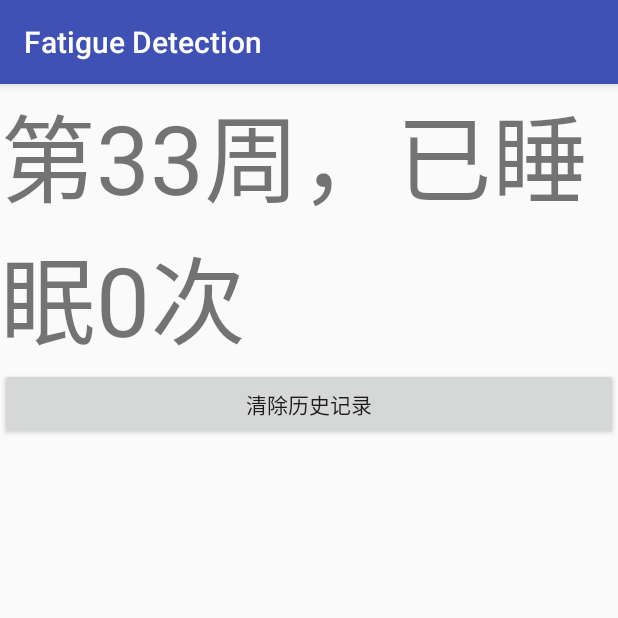
After one commit to Ekko22/Fatigue_Driving_Assistance, an Android app: the DisplayFatigueTimes screen opened directly, with no data from a screen before it, on a phone screen of 412 x 824 dp, the top half of it. The commit adds this screen. Run offline under Robolectric (Android 15) with nearby library versions, the phone set to English and light mode, and no system bars; 1 statement that could not run was skipped.

Commit message:
times counts

```diff
--- a/app/src/main/java/com/martin/ads/omoshiroi/HomeActivity.java
+++ b/app/src/main/java/com/martin/ads/omoshiroi/HomeActivity.java
@@ -11,6 +11,7 @@ import android.support.v7.app.AppCompatActivity;
 import android.view.View;
 import android.widget.Toast;
 
+import com.martin.ads.omoshiroilib.debug.lab.DisplayFatigueTimes;
 import com.martin.ads.omoshiroilib.debug.lab.FilterThumbActivity;
 import com.martin.ads.omoshiroilib.debug.teststmobile.FaceCollectActivity;
 import com.martin.ads.omoshiroilib.ui.CameraPreviewActivity;
@@ -69,7 +70,7 @@ public class HomeActivity extends AppCompatActivity implements View.OnClickListe
                 intent.setClass(HomeActivity.this, FaceCollectActivity.class);
                 break;
             case R.id.debug_btn:
-                intent.setClass(HomeActivity.this, FilterThumbActivity.class);
+                intent.setClass(HomeActivity.this, DisplayFatigueTimes.class);
                 break;
 //            case R.id.test_faceu_btn:
 //                intent.setClass(HomeActivity.this, TestFaceUActivity.class);
--- a/omoshiroilib/src/main/AndroidManifest.xml
+++ b/omoshiroilib/src/main/AndroidManifest.xml
@@ -10,6 +10,7 @@
         <activity android:name=".debug.lab.FilterThumbActivity"/>
         <activity android:name=".debug.teststmobile.MultitrackerActivity"/>
         <activity android:name=".debug.teststmobile.FaceCollectActivity"/>
+        <activity android:name=".debug.lab.DisplayFatigueTimes"/>
         <activity
             android:name="com.martin.ads.testfaceu.faceu.ui.TestFaceUActivity"
             android:label="@string/app_name"
--- /dev/null
+++ b/omoshiroilib/src/main/java/com/martin/ads/omoshiroilib/debug/lab/DisplayFatigueTimes.java
@@ -0,0 +1,69 @@
+package com.martin.ads.omoshiroilib.debug.lab;
+
+import android.database.Cursor;
+import android.database.sqlite.SQLiteDatabase;
+import android.os.Bundle;
+import android.support.v7.app.AppCompatActivity;
+import android.view.View;
+import android.widget.TextView;
+import com.martin.ads.omoshiroilib.R;
+
+import java.util.Calendar;
+
+public class DisplayFatigueTimes extends AppCompatActivity {
+
+    SQLiteDatabase db;
+
+    static DisplayFatigueTimes instance = null;
+
+    int curWeekTimes;
+
+    int week;
+
+    TextView tips;
+
+    @Override
+    protected void onCreate(Bundle savedInstanceState) {
+        super.onCreate(savedInstanceState);
+        //初始化数据库
+        db = openOrCreateDatabase("fatigue.db", MODE_PRIVATE, null);
+        db.execSQL("create table if not exists fatigue (id integer primary key autoincrement, week integer, times integer)");
+        week=getWeek();
+        curWeekTimes=getCurWeekTimes();
+        instance = this;
+        //设置布局
+        setContentView(R.layout.debug_fatigue_times);
+        tips = (TextView) findViewById(R.id.sleep_times);
+        tips.setText("第"+week+"周，已睡眠"+curWeekTimes+"次");
+        findViewById(R.id.clear_button).setOnClickListener(new View.OnClickListener() {
+            @Override
+            public void onClick(View v) {
+                //如果表中有数据，则清空表
+                Cursor cursor = db.rawQuery("select * from fatigue", null);
+                if (cursor.moveToFirst()) {
+                    db.execSQL("delete from fatigue");
+                    tips.setText("数据已清空");
+                }else {
+                    tips.setText("没有数据");
+                }
+            }
+        });
+
+    }
+    //查询当前周疲劳次数
+    private int getCurWeekTimes() {
+        Cursor cursor = db.rawQuery("select * from fatigue where week = ?", new String[]{String.valueOf(week)});
+        if (cursor.moveToFirst()) {
+            curWeekTimes = cursor.getInt(cursor.getColumnIndex("times"));
+        }else {
+            curWeekTimes = 0;
+            tips.setText("您本周还未进行过疲劳检测！");
+        }
+        return curWeekTimes;
+    }
+    private int getWeek() {
+        Calendar cal = Calendar.getInstance();
+        return cal.get(Calendar.WEEK_OF_YEAR);
+    }
+
+}
--- a/omoshiroilib/src/main/java/com/martin/ads/omoshiroilib/debug/lab/FilterThumbActivity.java
+++ b/omoshiroilib/src/main/java/com/martin/ads/omoshiroilib/debug/lab/FilterThumbActivity.java
@@ -24,12 +24,16 @@ public class FilterThumbActivity extends AppCompatActivity {
     @Override
     protected void onCreate(Bundle savedInstanceState) {
         super.onCreate(savedInstanceState);
+        //设置布局
         setContentView(R.layout.debug_filter_thumb);
+        //获取控件
 
         findViewById(R.id.generate_thumb).setOnClickListener(new View.OnClickListener() {
             @Override
             public void onClick(View v) {
+                //生成缩略图
                 FilterResourceHelper.logAllFilters();
+                //跳转到下一个界面
                 FilterResourceHelper.generateFilterThumbs(FilterThumbActivity.this,false);
             }
         });
--- a/omoshiroilib/src/main/java/com/martin/ads/omoshiroilib/debug/teststmobile/FaceCollectActivity.java
+++ b/omoshiroilib/src/main/java/com/martin/ads/omoshiroilib/debug/teststmobile/FaceCollectActivity.java
@@ -170,12 +170,12 @@ public class FaceCollectActivity extends Activity {
                     } else {
                         IS_FATIGUE = isFatigue();
                         if (IS_FATIGUE) {
-                            streamId = soundPool.play(musicId, 1, 1, 0, -1, 1);
                             runOnUiThread(new Runnable() {
                                 @Override
                                 public void run() {
                                     //记录疲劳驾驶的次数
                                     fatiguePerWeekCount++;
+                                    streamId = soundPool.play(musicId, 1, 1, 0, 1, 1);
                                     newfpstText.setText("处于疲劳状态，请停车休息！本周疲劳次数增加\n点击停止响铃");
                                 }
                             });
@@ -248,7 +248,9 @@ public class FaceCollectActivity extends Activity {
     //退出前将疲劳次数记录到数据库
     @Override
     protected void onDestroy() {
+        soundPool.stop(streamId);
         super.onDestroy();
+        //停止播放音频
         recordFatigue();
         db.close();
     }
--- /dev/null
+++ b/omoshiroilib/src/main/res/layout/debug_fatigue_times.xml
@@ -0,0 +1,17 @@
+<?xml version="1.0" encoding="utf-8"?>
+<LinearLayout xmlns:android="http://schemas.android.com/apk/res/android"
+              xmlns:tools="http://schemas.android.com/tools"
+              android:layout_width="match_parent"
+              android:layout_height="match_parent" android:orientation="vertical">
+    <TextView
+            android:text="TextView"
+            android:textSize="@android:dimen/notification_large_icon_height"
+            android:layout_width="match_parent"
+            android:layout_height="wrap_content" android:id="@+id/sleep_times"/>
+
+    <Button
+            android:id="@+id/clear_button"
+            android:text="清除历史记录"
+            android:layout_width="match_parent"
+            android:layout_height="wrap_content"/>
+</LinearLayout>
--- /dev/null
+++ b/omoshiroilib/src/main/res/values/refs.xml
@@ -0,0 +1,3 @@
+<?xml version="1.0" encoding="utf-8"?>
+<resources>
+</resources>
```
Also changed, not shown: omoshiroilib/src/main/res/layout/debug_filter_thumb.xml (+5 -5 lines).
